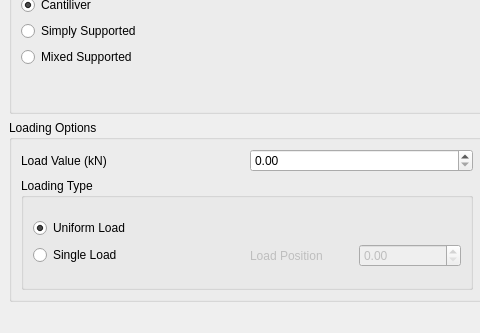
Qt form mainwindow.ui (opensourcereality/beambending) before a commit; both pictures show x 0 to 480 and y 265 to 598 of the 976 by 598 pixel window.
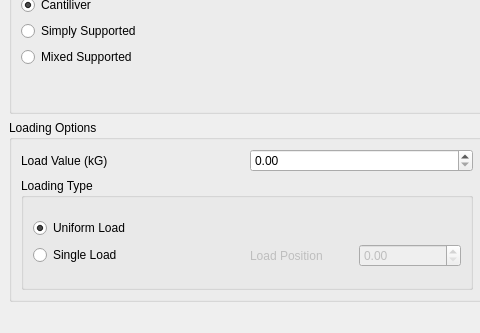
The same form after that commit.

The edit to the form file:
```diff
--- a/mainwindow.ui
+++ b/mainwindow.ui
@@ -134,7 +134,7 @@
              <item>
               <widget class="QLabel" name="label_5">
                <property name="text">
-                <string>Load Value (kN)</string>
+                <string>Load Value (kG)</string>
                </property>
               </widget>
              </item>
```
Left out of the diff: 2 changed lines with no effect on the pictures.
